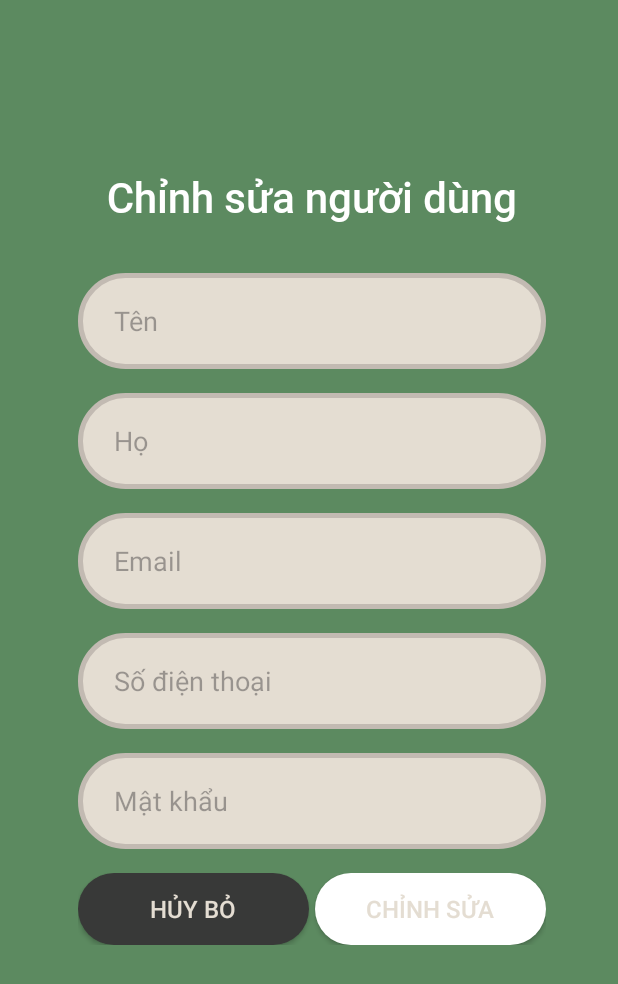
After one commit to hieulag15/MusicPlay, an Android app: the layout activity_edit_user.xml on its own in the app's theme, with its tools: preview values and no code run, on a phone screen of 412 x 824 dp. The commit adds this screen. Shown: the top 984 px of the screen. Run offline under Robolectric (Android 15) with nearby library versions, the light colour scheme and no system bars.

Commit message:
Giao diện chỉnh sửa người dùng

```diff
--- /dev/null
+++ b/app/src/main/res/drawable/bg_color.xml
@@ -0,0 +1,8 @@
+<?xml version="1.0" encoding="utf-8"?>
+<shape xmlns:android="http://schemas.android.com/apk/res/android"
+    android:shape="rectangle">
+    <gradient
+        android:startColor="#FFFFFF"
+        android:endColor="#CCCCCC"
+        android:angle="45"/>
+</shape>
--- a/app/src/main/res/drawable/ic_song.xml
+++ b/app/src/main/res/drawable/ic_song.xml
@@ -2,5 +2,5 @@
 <vector android:height="24dp" android:tint="#355080"
     android:viewportHeight="24" android:viewportWidth="24"
     android:width="24dp" xmlns:android="http://schemas.android.com/apk/res/android">
-    <path android:fillColor="@android:color/white" android:pathData="M12,3v10.55c-0.59,-0.34 -1.27,-0.55 -2,-0.55 -2.21,0 -4,1.79 -4,4s1.79,4 4,4 4,-1.79 4,-4V7h4V3h-6z"/>
+    <path android:fillColor="@color/icon" android:pathData="M12,3v10.55c-0.59,-0.34 -1.27,-0.55 -2,-0.55 -2.21,0 -4,1.79 -4,4s1.79,4 4,4 4,-1.79 4,-4V7h4V3h-6z"/>
 </vector>
--- a/app/src/main/res/layout/activity_admin.xml
+++ b/app/src/main/res/layout/activity_admin.xml
@@ -56,9 +56,9 @@
     </com.google.android.material.appbar.AppBarLayout>
 
     <soup.neumorphism.NeumorphCardView
+        style="@style/bg_primary_pressed"
         android:layout_width="match_parent"
-        style="@style/bg_primary_pressed"
-        android:layout_height="603dp"
+        android:layout_height="593dp"
         android:layout_marginTop="72dp"
         android:paddingTop="10dp"
         android:paddingBottom="10dp">
@@ -66,12 +66,11 @@
         <FrameLayout
             android:id="@+id/container_admin"
             android:layout_width="match_parent"
-            android:layout_height="match_parent"
+            android:layout_height="567dp"
             android:layout_marginLeft="8dp"
             android:layout_marginRight="8dp"
-            android:paddingTop="16dp"
             android:paddingBottom="16dp"
-            app:layout_behavior="@string/appbar_scrolling_view_behavior"/>
+            app:layout_behavior="@string/appbar_scrolling_view_behavior" />
 
 
     </soup.neumorphism.NeumorphCardView>
@@ -79,7 +78,7 @@
     <com.google.android.material.bottomnavigation.BottomNavigationView
         android:id="@+id/bottom_navigation"
         android:layout_width="match_parent"
-        android:layout_height="63dp"
+        android:layout_height="70dp"
         android:layout_gravity="bottom"
         android:background="@drawable/bg_bottom_navigation_view"
         app:itemIconTint="@color/bottom_nar_color"
--- /dev/null
+++ b/app/src/main/res/layout/activity_edit_user.xml
@@ -0,0 +1,122 @@
+<?xml version="1.0" encoding="utf-8"?>
+<androidx.constraintlayout.widget.ConstraintLayout xmlns:android="http://schemas.android.com/apk/res/android"
+    xmlns:app="http://schemas.android.com/apk/res-auto"
+    xmlns:tools="http://schemas.android.com/tools"
+    android:layout_width="match_parent"
+    android:layout_height="match_parent"
+    android:orientation="vertical"
+    android:background="@color/bg_layout">
+
+    <ScrollView
+        android:layout_width="match_parent"
+        android:layout_height="732dp"
+        android:layout_marginStart="4dp"
+        app:layout_constraintStart_toStartOf="parent"
+        app:layout_constraintTop_toTopOf="parent">
+
+        <LinearLayout
+            android:layout_width="match_parent"
+            android:layout_height="wrap_content"
+            android:orientation="vertical"
+            android:paddingTop="@dimen/pd_4"
+            android:paddingLeft="@dimen/pd_4"
+            android:paddingRight="@dimen/pd_4">
+            <LinearLayout
+                android:layout_width="match_parent"
+                android:layout_height="80dp"
+                android:layout_gravity="center_horizontal"
+                android:orientation="horizontal"/>
+
+            <TextView
+                android:id="@+id/editUser"
+                style="@style/h1"
+                android:layout_width="match_parent"
+                android:layout_height="match_parent"
+                android:background="@color/transparent"
+                android:hint="@string/edit_user"
+                android:textColor="@color/primary"
+                android:textColorHint="@color/primary"
+                tools:layout_editor_absoluteX="56dp"
+                tools:layout_editor_absoluteY="0dp" />
+
+            <LinearLayout
+                android:layout_width="match_parent"
+                android:layout_height="wrap_content"
+                android:paddingLeft="@dimen/pd_2"
+                android:paddingRight="@dimen/pd_2"
+                android:layout_marginTop="@dimen/mg_2"
+                android:paddingBottom="16dp"
+                android:orientation="vertical">
+
+                <EditText
+                    android:id="@+id/edFirstName"
+                    style="@style/ed_primary"
+                    android:hint="@string/first_name"
+                    android:inputType="text"
+                    app:layout_constraintStart_toStartOf="parent"
+                    app:layout_constraintTop_toBottomOf="@+id/textView" />
+
+
+                <EditText
+                    android:id="@+id/edLastname"
+                    style="@style/ed_primary"
+                    android:hint="@string/last_name"
+                    android:inputType="text"
+                    app:layout_constraintStart_toStartOf="parent"
+                    app:layout_constraintTop_toBottomOf="@+id/textView" />
+
+                <EditText
+                    android:id="@+id/edEmail"
+                    style="@style/ed_primary"
+                    android:hint="@string/email"
+                    android:inputType="textEmailAddress"
+                    app:layout_constraintStart_toStartOf="parent"
+                    app:layout_constraintTop_toBottomOf="@+id/textView" />
+
+                <EditText
+                    android:id="@+id/edPhone"
+                    style="@style/ed_primary"
+                    android:hint="@string/phone"
+                    android:inputType="none"
+                    android:editable="false"
+                    app:layout_constraintStart_toStartOf="parent"
+                    app:layout_constraintTop_toBottomOf="@+id/textView" />
+
+                <EditText
+                    android:id="@+id/edPassword"
+                    style="@style/ed_primary"
+                    android:hint="@string/password"
+                    android:inputType="text"
+                    app:layout_constraintStart_toStartOf="parent"
+                    app:layout_constraintTop_toBottomOf="@+id/textView" />
+
+                <LinearLayout
+                    android:layout_width="match_parent"
+                    android:layout_height="wrap_content"
+                    android:layout_marginTop="@dimen/mg_2"
+                    android:orientation="horizontal">
+
+                    <androidx.appcompat.widget.AppCompatButton
+                        android:id="@+id/btnEditUserCancel"
+                        style="@style/button_black"
+                        android:layout_width="0dp"
+                        android:layout_weight="0.5"
+                        android:layout_marginRight="2dp"
+                        android:text="@string/cancel" />
+
+                    <androidx.appcompat.widget.AppCompatButton
+                        android:id="@+id/btnEditUserSubmit"
+                        style="@style/button"
+                        android:layout_width="0dp"
+                        android:layout_weight="0.5"
+                        android:layout_marginLeft="2dp"
+                        android:text="@string/edit" />
+                </LinearLayout>
+            </LinearLayout>
+
+
+
+        </LinearLayout>
+    </ScrollView>
+
+</androidx.constraintlayout.widget.ConstraintLayout>
--- a/app/src/main/res/values/colors.xml
+++ b/app/src/main/res/values/colors.xml
@@ -14,7 +14,9 @@
     <color name="pri_bright_brown">#c2bab2</color>
     <color name="btn_bg">#e65e56</color>
     <color name="transparent">#00FF0000</color>
-    <color name="primary">#355080</color>
+<!--    <color name="primary">#355080</color>-->
+    <color name="primary">#ffffff</color>
+    <color name="icon">#5C8A60</color>
     <color name="light_primary">#667EAA</color>
     <color name="btn_black">#383938</color>
     <color name="btn_black_pressed">#676867</color>
@@ -23,7 +25,7 @@
 
     <!-- Color for properties -->
 <!--    <color name="bg_layout">#e4ddd2</color>-->
-    <color name="bg_layout">#f0ffff</color>
+    <color name="bg_layout">#5c8a60</color>
     <color name="stroke">#808080</color>
     <color name="pressed">#484a48</color>
     <color name="appbar_text">#355080</color>
@@ -35,12 +37,12 @@
     <!--    -->
     <color name="text_color">#355080</color>
 <!--    <color name="background_color">#e4ddd2</color>-->
-    <color name="background_color">#f0ffff</color>
+    <color name="background_color">#5c8a60</color>
     <color name="highlight">#ffffff</color>
     <color name="shadow_color">#d9dbde</color>
     <color name="solid_light_color">#d9dbde</color>
     <color name="solid_dark_color">#808080</color>
-    <color name="shadowColorLight">#f0e7db</color>
-    <color name="shadowColorDark">#cfc6ba</color>
+    <color name="shadowColorLight">#74ad79</color>
+    <color name="shadowColorDark">#446647</color>
 
 </resources>
```
